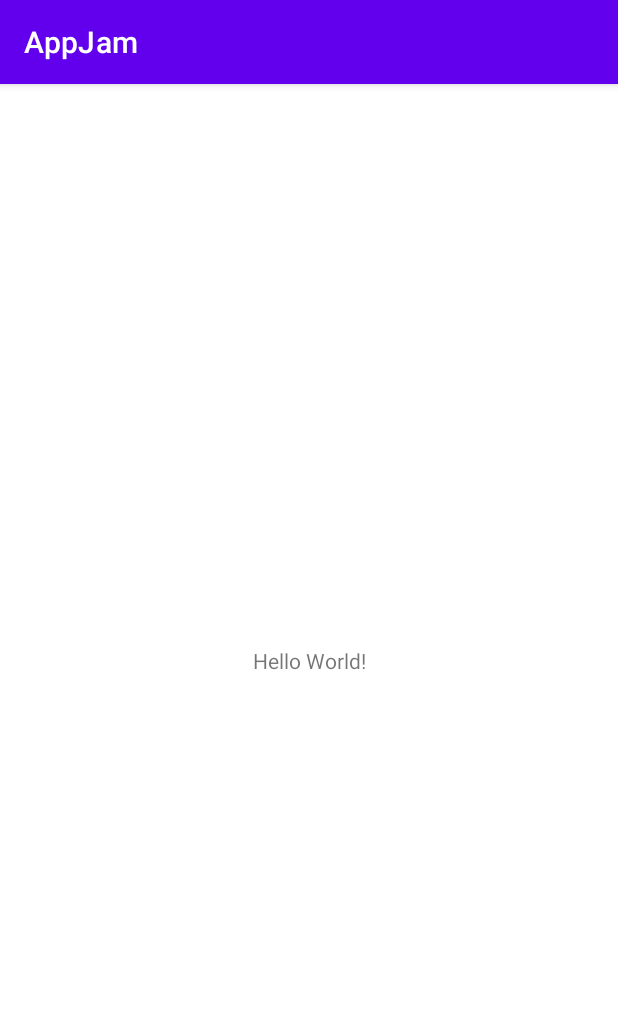
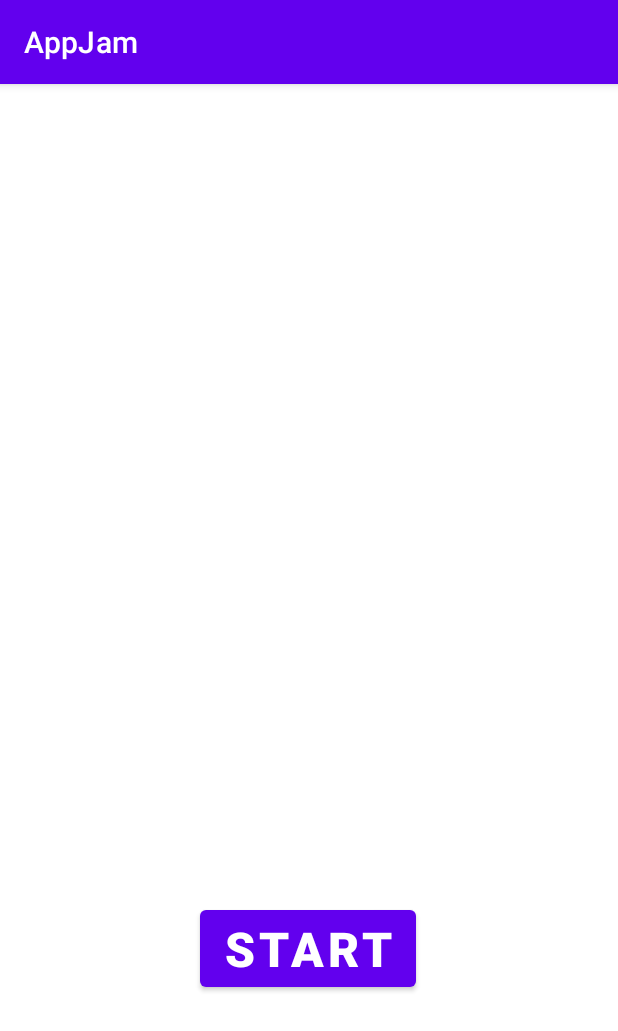
Before and after one commit to lit-android/app-jam-mina1112, an Android app: the screen it shows after launch (MainActivity), on a phone screen of 412 x 824 dp. Shown: the top 1031 px of the screen. Run offline under Robolectric (Android 15) with nearby library versions, the phone set to English and light mode, and no system bars.

Commit message:
カウントダウン機能実装

```diff
--- a/app/build.gradle
+++ b/app/build.gradle
@@ -2,6 +2,7 @@ plugins {
     id 'com.android.application'
     id 'kotlin-android'
     id 'com.google.gms.google-services'
+    id 'kotlin-android-extensions'
 }
 
 android {
--- a/app/src/main/java/app/myoji/nickname/appjam/MainActivity.kt
+++ b/app/src/main/java/app/myoji/nickname/appjam/MainActivity.kt
@@ -1,14 +1,57 @@
 package app.myoji.nickname.appjam
 
 import android.os.Bundle
+import android.os.CountDownTimer
+import android.widget.LinearLayout
 import androidx.appcompat.app.AppCompatActivity
+import androidx.core.view.isVisible
+import kotlinx.android.synthetic.main.activity_main.*
 
 class MainActivity : AppCompatActivity() {
+//残り時間のセット
+    var second = 10
+//タイマーを設定する
+    val timer : CountDownTimer = object : CountDownTimer(100000,1000) {
+        //タイマーが終了するときに呼ばれる
+        override fun onFinish() {
+            //スタートボタンを表示する
+            startButton.isVisible = true
+            //残り時間をリセットする
+            second = 10
+            //時間の表示をもとに戻す
+            secondText.text = second.toString()
+        }
+
+    override fun onTick(millisUntilFinished: Long) {
+        //残り時間を1秒ずつ減らす
+        second = second - 1
+        //残り時間を表示する
+        secondText.text = second.toString()
+    }
+    }
 
     override fun onCreate(savedInstanceState: Bundle?) {
         super.onCreate(savedInstanceState)
         setContentView(R.layout.activity_main)
+        //残り時間を表示
+        secondText.text = second.toString()
 
+        secondText.isVisible = false
+        timeLabelText.isVisible = false
+
+        //スタートボタンが押されたとき、スタートボタンを見えない状態にする
+        startButton.setOnClickListener {
+
+            startButton.isVisible = false
+
+            secondText.isVisible = true
+            timeLabelText.isVisible = true
+
+            //タイマーを開始する
+            timer.start()
+        }
+
+
+
+        }
     }
-
-}
--- a/app/src/main/res/layout/activity_main.xml
+++ b/app/src/main/res/layout/activity_main.xml
@@ -7,12 +7,41 @@
     tools:context=".MainActivity">
 
     <TextView
+        android:id="@+id/secondText"
         android:layout_width="wrap_content"
         android:layout_height="wrap_content"
-        android:text="Hello World!"
-        app:layout_constraintBottom_toBottomOf="parent"
-        app:layout_constraintLeft_toLeftOf="parent"
-        app:layout_constraintRight_toRightOf="parent"
+        android:layout_marginStart="304dp"
+        android:layout_marginTop="40dp"
+        android:fontFamily="sans-serif-black"
+        android:text="0"
+        android:textSize="56sp"
+        app:layout_constraintStart_toStartOf="parent"
         app:layout_constraintTop_toTopOf="parent" />
 
+    <TextView
+        android:id="@+id/timeLabelText"
+        android:layout_width="wrap_content"
+        android:layout_height="wrap_content"
+        android:layout_marginStart="11dp"
+        android:layout_marginTop="80dp"
+        android:layout_marginEnd="40dp"
+        android:fontFamily="sans-serif-black"
+        android:text="秒"
+        android:textSize="24sp"
+        app:layout_constraintEnd_toEndOf="parent"
+        app:layout_constraintStart_toEndOf="@+id/secondText"
+        app:layout_constraintTop_toTopOf="parent" />
+
+    <Button
+        android:id="@+id/startButton"
+        android:layout_width="wrap_content"
+        android:layout_height="wrap_content"
+        android:layout_marginBottom="160dp"
+        android:fontFamily="sans-serif-black"
+        android:text="START"
+        android:textSize="32sp"
+        app:layout_constraintBottom_toBottomOf="parent"
+        app:layout_constraintEnd_toEndOf="parent"
+        app:layout_constraintHorizontal_bias="0.498"
+        app:layout_constraintStart_toStartOf="parent" />
 </androidx.constraintlayout.widget.ConstraintLayout>
```
Also changed, not shown: app/src/main/res/drawable/panda.png (added), 2 other files.
